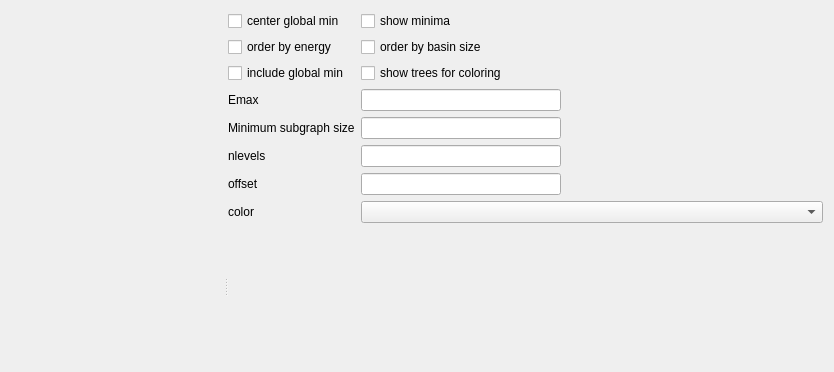
Old version of the form pele/gui/ui/dgraph_browser.ui in the repository pele-python/pele; both pictures show x 0 to 834 and y 0 to 372 of the 834 by 572 pixel window.
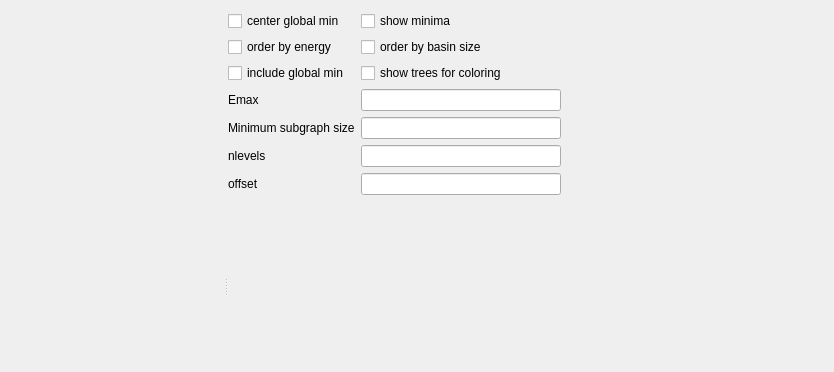
New version of the form. Custom widgets are drawn as their Qt base class.

Commit message:
the disconnectivity graph gui now uses a color selector
it uses a QColorDialog rather than a drop down list of colors.

Diff of the .ui file:
```diff
--- a/pele/gui/ui/dgraph_browser.ui
+++ b/pele/gui/ui/dgraph_browser.ui
@@ -168,19 +168,6 @@
            </property>
           </widget>
          </item>
-         <item row="7" column="1">
-          <widget class="QComboBox" name="comboBox_colour"/>
-         </item>
-         <item row="7" column="0">
-          <widget class="QLabel" name="label_5">
-           <property name="toolTip">
-            <string>&lt;html&gt;&lt;head/&gt;&lt;body&gt;&lt;p&gt;To color a basin first enable &amp;quot;show trees.&amp;quot;  Then select a node and select a color&lt;/p&gt;&lt;/body&gt;&lt;/html&gt;</string>
-           </property>
-           <property name="text">
-            <string>color</string>
-           </property>
-          </widget>
-         </item>
         </layout>
        </item>
        <item>
```
Left out of the diff: 19 changed lines with no effect on the pictures. The commit also changes 2 other files.
